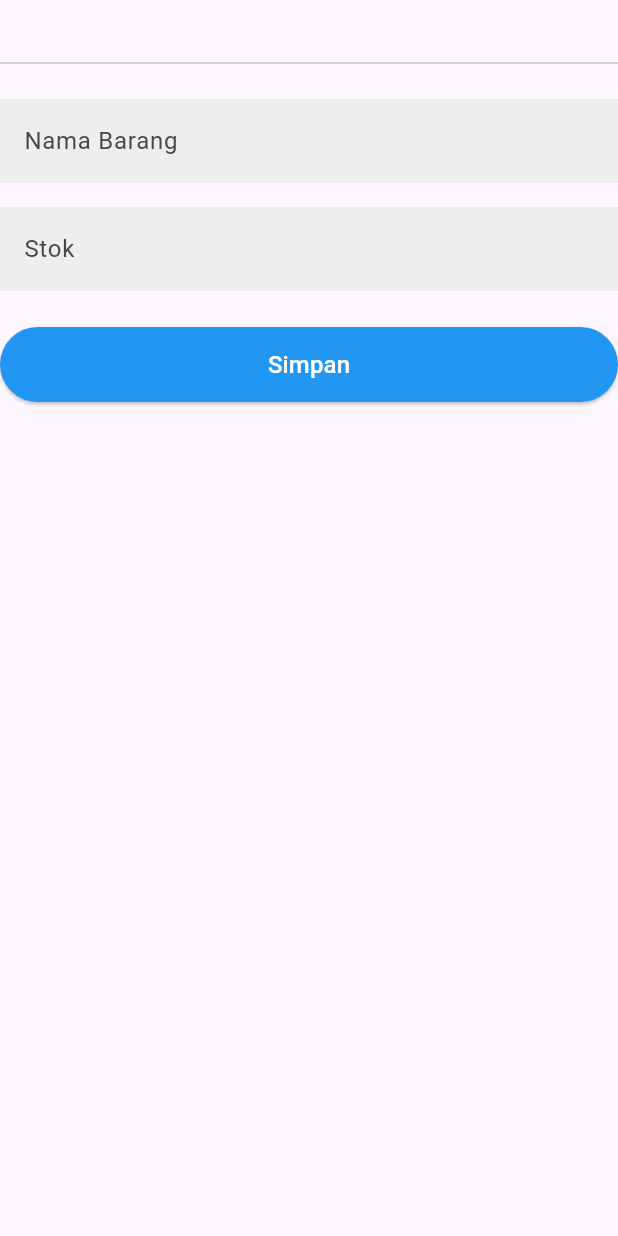
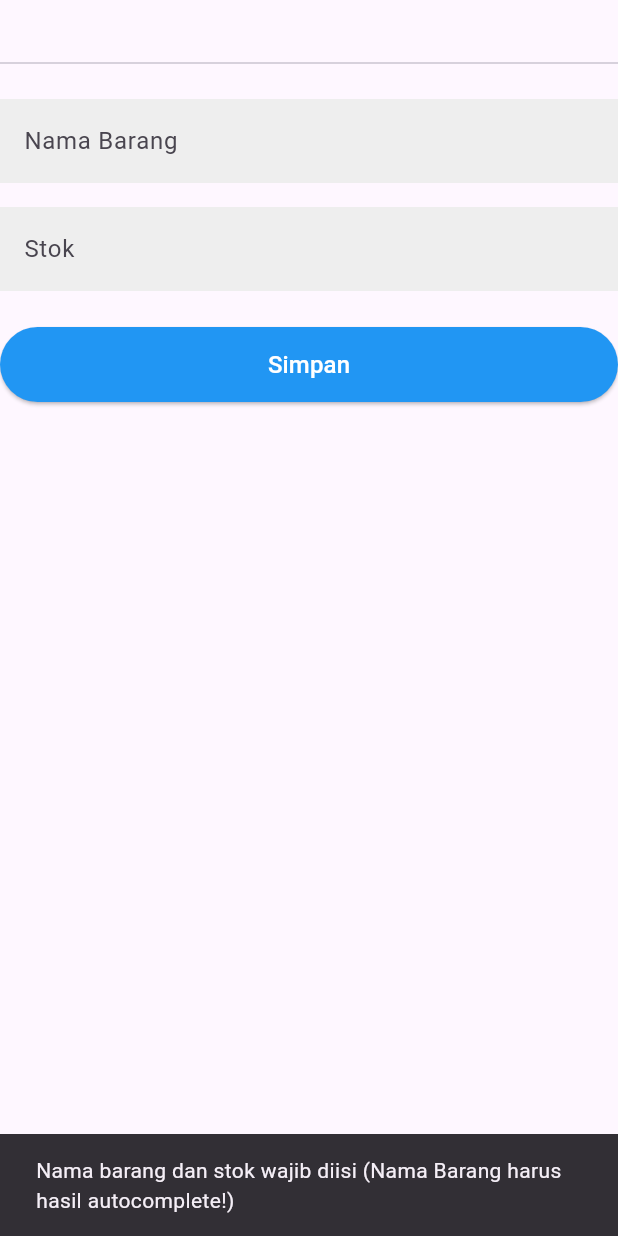
Before and after one commit to athalafk/freshtrack-mobile, a Flutter app: the TransactionForm widget shown alone on an empty page, opened directly with empty values, after a tap on "Simpan", on a phone screen of 412 x 824 dp. Run offline on Flutter 3.47's test engine with Material 3 defaults, Android fonts, the phone set to English and light mode, and no system bars; our stand-ins replace google_fonts, shared_preferences; accounts and stored records are empty; network calls fail.

Commit message:
Implementasi fitur stok masuk

```diff
--- a/lib/pages/transaction.dart
+++ b/lib/pages/transaction.dart
@@ -4,6 +4,7 @@ import '../data/models/barang.dart';
 import '../data/models/user.dart';
 import 'common/appbar.dart';
 import 'common/drawer.dart';
+import '../services/api_service.dart';
 
 class TransactionsPage extends StatefulWidget {
   final String? username;
@@ -151,6 +152,56 @@ class _TransactionFormState extends State<TransactionForm> {
     }
   }
 
+  Future<void> submitForm() async {
+    final namaBarang = _namaBarangController.text;
+    final stok = int.tryParse(_stokController.text) ?? 0;
+    final tanggalKadaluarsa = _selectedDate;
+
+    if (namaBarang.isEmpty || stok <= 0) {
+      ScaffoldMessenger.of(context).showSnackBar(
+        const SnackBar(content: Text('Nama barang dan stok wajib diisi (Nama Barang harus hasil autocomplete!)')),
+      );
+      return;
+    }
+
+    if (widget.title == 'Barang Masuk') {
+      if (tanggalKadaluarsa == null) {
+        ScaffoldMessenger.of(context).showSnackBar(
+          const SnackBar(content: Text('Tanggal kadaluarsa wajib diisi')),
+        );
+        return;
+      }
+
+      final formattedDate =
+          "${tanggalKadaluarsa.year}-${tanggalKadaluarsa.month.toString().padLeft(2, '0')}-${tanggalKadaluarsa.day.toString().padLeft(2, '0')}";
+
+      final success = await ApiService().barangMasuk(
+        namaBarang: namaBarang,
+        stok: stok,
+        tanggalKadaluarsa: formattedDate,
+      );
+
+      if (success) {
+        ScaffoldMessenger.of(context).showSnackBar(
+          const SnackBar(content: Text('Barang masuk berhasil ditambahkan')),
+        );
+        _stokController.clear();
+        _dateController.clear();
+        _namaBarangController.clear();
+        setState(() => _selectedDate = null);
+      } else {
+        ScaffoldMessenger.of(context).showSnackBar(
+          const SnackBar(content: Text('Gagal menambahkan barang masuk')),
+        );
+      }
+    } else {
+      // Barang Keluar - bisa diimplementasikan nanti
+      ScaffoldMessenger.of(context).showSnackBar(
+        const SnackBar(content: Text('Fitur barang keluar belum diimplementasikan')),
+      );
+    }
+  }
+
   @override
   Widget build(BuildContext context) {
     return Column(
@@ -218,9 +269,7 @@ class _TransactionFormState extends State<TransactionForm> {
         ],
         const SizedBox(height: 24),
     ElevatedButton(
-          onPressed: () {
-            // Implementasi tombol simpan
-          },
+    onPressed: submitForm,
     style: ElevatedButton.styleFrom(
     backgroundColor: Colors.blue,
     minimumSize: const Size(double.infinity, 50),
--- a/lib/services/api_service.dart
+++ b/lib/services/api_service.dart
@@ -6,7 +6,7 @@ import '../data/models/barang.dart';
 import '../data/models/batch_barang.dart';
 
 class ApiService {
-  final String _baseUrl = ('https://freshtrack.azurewebsites.net');
+  final String _baseUrl = ('http://localhost:8000');
 
   Future<User?> login(String username, String password) async {
     try {
@@ -180,4 +180,29 @@ class ApiService {
       throw Exception('User not found');
     }
   }
+
+  Future<bool> barangMasuk({
+    required String namaBarang,
+    required int stok,
+    required String tanggalKadaluarsa,
+  }) async {
+    try {
+      final headers = await _getHeaders();
+      final response = await http.post(
+        Uri.parse('$_baseUrl/api/barang/masuk'),
+        headers: headers,
+        body: jsonEncode({
+          'nama_barang': namaBarang,
+          'stok': stok,
+          'tanggal_kadaluarsa': tanggalKadaluarsa,
+        }),
+      );
+
+      return response.statusCode == 200;
+    } catch (e) {
+      print('Error barangMasuk: $e');
+      return false;
+    }
+  }
+
 }
```
Lines whose indentation alone changed are shown as unchanged.
